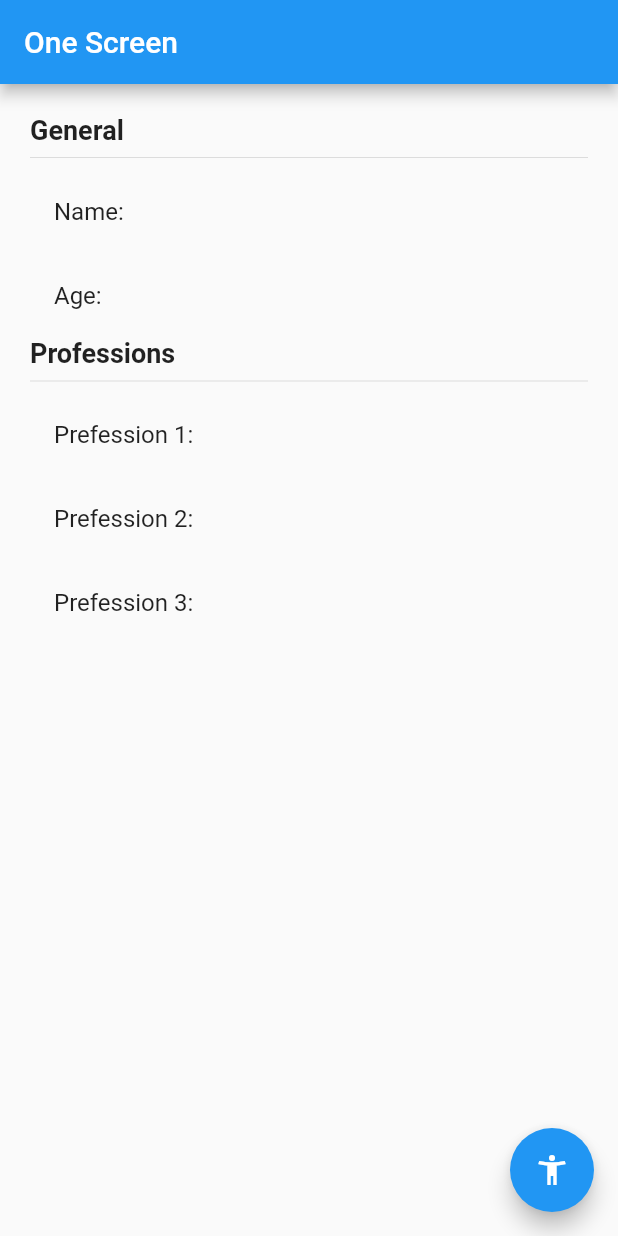
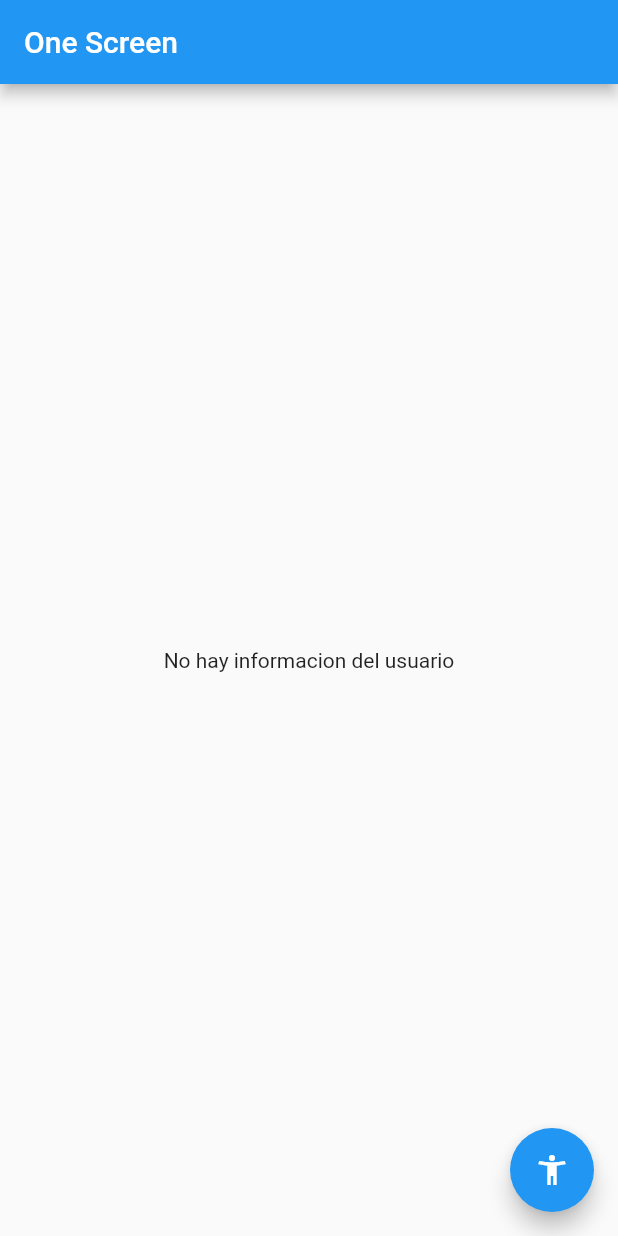
Before and after one commit to SantiagoGonzalezBigBang/flutter-states-app, a Flutter app: the screen it shows after launch, on a phone screen of 412 x 824 dp. Run offline on Flutter 3.47's test engine with Material 2 defaults, Android fonts, the phone set to English and light mode, and no system bars; our stand-ins replace get.

Commit message:
Fin de la seccion 15

```diff
--- /dev/null
+++ b/lib/controllers/user_controller.dart
@@ -0,0 +1,29 @@
+import 'package:get/get.dart';
+
+import 'package:states_app/models/models.dart';
+
+class UserController extends GetxController {
+
+  RxBool isUserNotNull    = false.obs;
+  Rx<UserModel> userModel = UserModel().obs;
+
+  int get professionsLength => userModel.value.professions.length;
+
+  void setUser(UserModel userModel) {
+    isUserNotNull.value  = true;
+    this.userModel.value = userModel;
+  }
+
+  void serUserAge(int age) {
+    userModel.update((val) {
+      val!.age = age;
+    });
+  }
+
+  void addUserProfession(String profession){
+    userModel.update((val) {
+      val!.professions = [...val.professions, profession];
+    });
+  }
+
+}
--- a/lib/main.dart
+++ b/lib/main.dart
@@ -1,4 +1,7 @@
 import 'package:flutter/material.dart';
+
+import 'package:get/get.dart';
+
 import 'package:states_app/screens/screens.dart';
 
 void main() => runApp(const MyApp());
@@ -8,14 +11,18 @@ class MyApp extends StatelessWidget {
 
   @override
   Widget build(BuildContext context) {
-    return MaterialApp(
+    return GetMaterialApp(
       debugShowCheckedModeBanner: false,
       title: 'States App',
       initialRoute: 'one',
-      routes: {
-        'one' :(context) => const OneScreen(),
-        'two' :(context) => const TwoScreen(),
-      },
+      // routes: {
+      //   'one' :(context) => const OneScreen(),
+      //   'two' :(context) => const TwoScreen(),
+      // },
+      getPages: [
+        GetPage(name: '/one', page: () => const OneScreen()),
+        GetPage(name: '/two', page: () => const TwoScreen()),
+      ],
     );
   }
 }
--- a/lib/models/user_model.dart
+++ b/lib/models/user_model.dart
@@ -1,13 +1,13 @@
 class UserModel {
 
   UserModel({
-    required this.name,
-    required this.age,
-    required this.professions
+    this.name,
+    this.age,
+    this.professions = const []
   });
 
-  String name;
-  int age;
+  String? name;
+  int? age;
   List<String> professions;
 
 }
--- a/lib/screens/one_screen.dart
+++ b/lib/screens/one_screen.dart
@@ -1,4 +1,9 @@
 import 'package:flutter/material.dart';
+
+import 'package:get/get.dart';
+
+import 'package:states_app/controllers/user_controller.dart';
+import 'package:states_app/models/models.dart';
 
 class OneScreen extends StatelessWidget {
 
@@ -8,15 +13,39 @@ class OneScreen extends StatelessWidget {
 
   @override
   Widget build(BuildContext context) {
+
+    final userController = Get.put(UserController());
+
     return Scaffold(
       appBar: AppBar(
         title: const Text('One Screen'),
       ),
-      body: const UserInformation(),
+      body: Obx(
+        () => userController.isUserNotNull.value
+          ? UserInformation(userModel: userController.userModel.value)
+          : const NoInfo(),
+      ),
       floatingActionButton: FloatingActionButton(
-        onPressed: () => Navigator.pushNamed(context, 'two'),
+        // onPressed: () => Navigator.pushNamed(context, 'two'),
+        onPressed: () => Get.toNamed('two', arguments: {
+          'name': 'Santiago',
+          'age' : 19
+        }),
         child: const Icon(Icons.accessibility_new),
       ),
+    );
+  }
+}
+
+class NoInfo extends StatelessWidget {
+  const NoInfo({
+    Key? key,
+  }) : super(key: key);
+
+  @override
+  Widget build(BuildContext context) {
+    return const Center(
+      child: Text('No hay informacion del usuario'),
     );
   }
 }
@@ -24,7 +53,10 @@ class OneScreen extends StatelessWidget {
 class UserInformation extends StatelessWidget {
   const UserInformation({
     Key? key,
+    required this.userModel,
   }) : super(key: key);
+
+  final UserModel userModel;
 
   @override
   Widget build(BuildContext context) {
@@ -34,38 +66,32 @@ class UserInformation extends StatelessWidget {
       padding: const EdgeInsets.all(20.0),
       child: Column(
         crossAxisAlignment: CrossAxisAlignment.start,
-        children: const [
-          Text(
+        children: [
+          const Text(
             'General',
             style: TextStyle(
               fontSize: 18.0,
               fontWeight: FontWeight.bold
             ),
           ),
-          Divider(),
+          const Divider(),
           ListTile(
-            title: Text('Name:'),
+            title: Text('Name: ${userModel.name}'),
           ),
           ListTile(
-            title: Text('Age:'),
+            title: Text('Age: ${userModel.age}'),
           ),
-          Text(
+          const Text(
             'Professions',
             style: TextStyle(
               fontSize: 18.0,
               fontWeight: FontWeight.bold
             ),
           ),
-          Divider(),
-          ListTile(
-            title: Text('Prefession 1:'),
-          ),
-          ListTile(
-            title: Text('Prefession 2:'),
-          ),
-          ListTile(
-            title: Text('Prefession 3:'),
-          ),
+          const Divider(),
+          ...userModel.professions.map((e) => ListTile(
+            title: Text(e),
+          )).toList()
         ],
       ),
     );
```
Also changed, not shown: lib/screens/two_screen.dart (+43 -3 lines), pubspec.yaml (+4 -12 lines), pubspec.lock.
